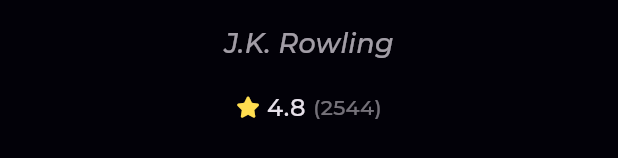
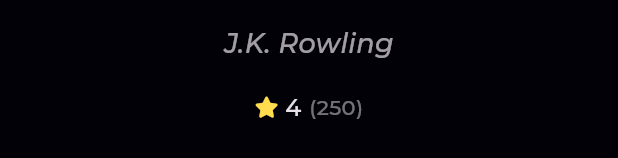
Before and after one commit to Rahma226/Readify-App, a Flutter app: the BookDetailsViewBodySection1 widget shown alone on an empty page, opened directly, on a phone screen of 412 x 824 dp. Shown: the part 672-830 px from the top of the screen. Run offline on Flutter 3.47's test engine with Material 3 defaults, Android fonts, the phone set to English and light mode, and no system bars; drawn by our look-alikes of cached_network_image; our stand-ins replace bloc, dartz, dio, equatable, flutter_bloc, font_awesome_flutter and 2 more; network calls fail; project files that could hold a hidden picture were left out.

Commit message:
display newest books

```diff
--- a/lib/features/home/presentation/views/widgets/book_details_view_widgets/book_details_view_body_section1.dart
+++ b/lib/features/home/presentation/views/widgets/book_details_view_widgets/book_details_view_body_section1.dart
@@ -40,6 +40,8 @@ class BookDetailsViewBodySection1 extends StatelessWidget {
           height: 18,
         ),
         const BookRating(
+          rating: 4,
+          count: 250,
           mainAxisAlignment: MainAxisAlignment.center,
         ),
       ],
--- a/lib/features/home/presentation/views/widgets/home_view_widgets/book_rating.dart
+++ b/lib/features/home/presentation/views/widgets/home_view_widgets/book_rating.dart
@@ -3,8 +3,16 @@ import 'package:font_awesome_flutter/font_awesome_flutter.dart';
 import 'package:readify/core/utils/style.dart';
 
 class BookRating extends StatelessWidget {
-  const BookRating({super.key, this.mainAxisAlignment= MainAxisAlignment.start});
-final MainAxisAlignment mainAxisAlignment;
+  const BookRating(
+      {super.key,
+      this.mainAxisAlignment = MainAxisAlignment.start,
+      required this.rating,
+      required this.count});
+  final MainAxisAlignment mainAxisAlignment;
+
+  final int rating;
+  final int count;
+
   @override
   Widget build(BuildContext context) {
     return Row(
@@ -18,17 +26,17 @@ final MainAxisAlignment mainAxisAlignment;
         const SizedBox(
           width: 6.3,
         ),
-        const Text(
-          '4.8',
+         Text(
+         rating.toString(),
           style: Style.textStyle16,
         ),
         const SizedBox(
           width: 5,
         ),
-        const Opacity(
+         Opacity(
           opacity: .5,
           child: Text(
-            '(2544)',
+            '($count)',
             style: Style.textStyle14,
           ),
         )
--- a/lib/features/home/presentation/views/widgets/home_view_widgets/home_view_body.dart
+++ b/lib/features/home/presentation/views/widgets/home_view_widgets/home_view_body.dart
@@ -10,6 +10,7 @@ class HomeViewBody extends StatelessWidget {
   @override
   Widget build(BuildContext context) {
     return CustomScrollView(
+      physics: const BouncingScrollPhysics(),
       slivers: [
         SliverToBoxAdapter(
           child: Column(
--- a/lib/features/home/presentation/views/widgets/home_view_widgets/image_card.dart
+++ b/lib/features/home/presentation/views/widgets/home_view_widgets/image_card.dart
@@ -1,8 +1,6 @@
 import 'package:cached_network_image/cached_network_image.dart';
 import 'package:flutter/cupertino.dart';
 import 'package:flutter/material.dart';
-import 'package:font_awesome_flutter/font_awesome_flutter.dart';
-import 'package:readify/core/widgets/custom_loading_indicator.dart';
 
 class ImageCard extends StatelessWidget {
   const ImageCard({super.key, required this.imageURL});
--- a/lib/features/search/presentation/views/widgets/search_result_list_view.dart
+++ b/lib/features/search/presentation/views/widgets/search_result_list_view.dart
@@ -12,7 +12,8 @@ class SearchResultListView extends StatelessWidget {
       itemBuilder: (context, index) {
         return Padding(
           padding: const EdgeInsets.symmetric(vertical: 10),
-          child: NewestItems(),
+          // child: NewestItems(),
+          child: Text('data'),
         );
       },
     );
--- a/lib/main.dart
+++ b/lib/main.dart
@@ -27,7 +27,7 @@ class Readify extends StatelessWidget {
         BlocProvider(
           create: (context) => NewestBooksCubit(
             getIt.get<HomeRepoImplementation>(),
-          ),
+          ) ..fetchNewestdBooks(),
         ),
       ],
       child: MaterialApp.router(
```
Also changed, not shown: lib/features/home/data/models/book_model/volume_info.dart (+17 -3 lines), lib/features/home/presentation/views/widgets/home_view_widgets/newest_items.dart (+17 -23 lines), lib/features/home/presentation/views/widgets/home_view_widgets/newest_list_view.dart (+30 -8 lines).
